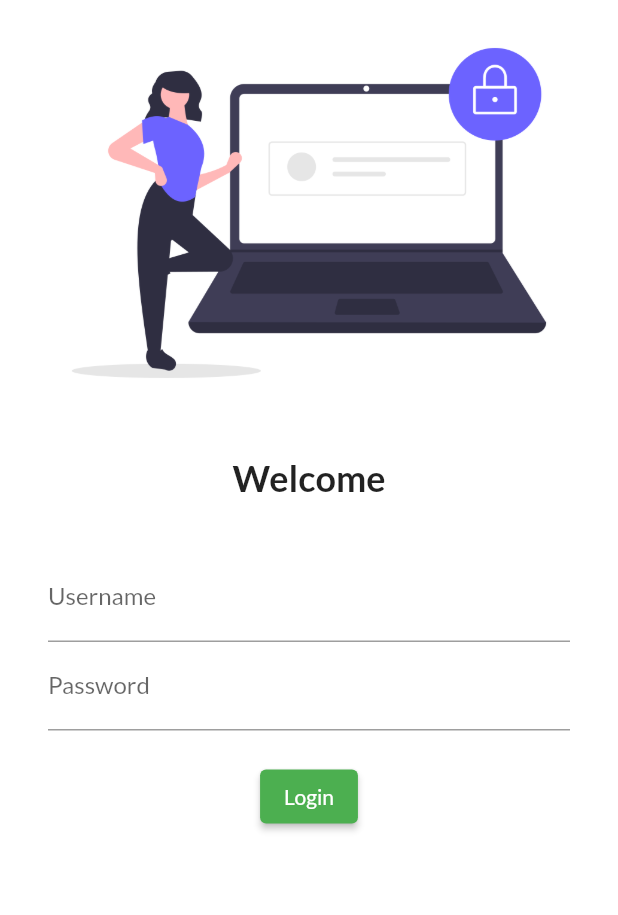
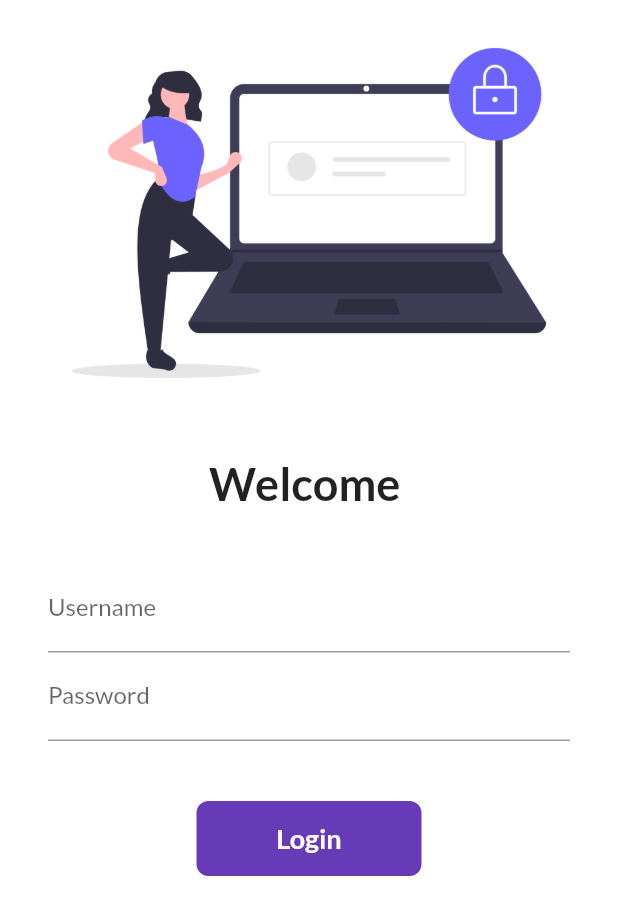
Before and after one commit to gaurav7891/flutter_practise, a Flutter app: the screen it shows after launch, on a phone screen of 412 x 824 dp. Shown: the top 915 px of the screen. Run offline on Flutter 3.47's test engine with Material 2 defaults, Android fonts, the light colour scheme and no system bars; our stand-ins replace google_fonts.

Commit message:
day 6 completed

```diff
--- a/lib/main.dart
+++ b/lib/main.dart
@@ -1,4 +1,5 @@
 import 'package:day_1/pages/login_page.dart';
+import 'package:day_1/utils/routes.dart';
 import 'package:flutter/material.dart';
 import 'pages/home_page.dart';
 import 'pages/login_page.dart';
@@ -25,8 +26,8 @@
       initialRoute: "/login",
       routes: {
         "/": (context) => LoginPage(),
-        "/home": (context) => HomePage(),
-        "/login": (context) => LoginPage(),
+        MyRoutes.homeRoute: (context) => HomePage(),
+        MyRoutes.loginRoute: (context) => LoginPage(),
       },
     );
   }
--- a/lib/pages/login_page.dart
+++ b/lib/pages/login_page.dart
@@ -1,12 +1,22 @@
+import 'package:day_1/utils/routes.dart';
 import 'package:flutter/material.dart';
 
-class LoginPage extends StatelessWidget {
+class LoginPage extends StatefulWidget {
   const LoginPage({Key? key}) : super(key: key);
+
+  @override
+  State<LoginPage> createState() => _LoginPageState();
+}
+
+class _LoginPageState extends State<LoginPage> {
+  String name = "";
+  bool changeButton = false;
 
   @override
   Widget build(BuildContext context) {
     return Material(
         color: Colors.white,
+        child: SingleChildScrollView(
           child: Column(
             children: [
               Image.asset(
@@ -16,21 +26,25 @@
               const SizedBox(
                 height: 20,
               ),
-            const Text(
-              "Welcome",
-              style: TextStyle(fontSize: 24, fontWeight: FontWeight.bold),
+              Text(
+                "Welcome $name",
+                style: TextStyle(fontSize: 30, fontWeight: FontWeight.bold),
               ),
               const SizedBox(
                 height: 20.0,
               ),
               Padding(
-              padding:
-                  const EdgeInsets.symmetric(vertical: 16.0, horizontal: 32.0),
+                padding: const EdgeInsets.symmetric(
+                    vertical: 16.0, horizontal: 32.0),
                 child: Column(
                   children: [
                     TextFormField(
                       decoration: const InputDecoration(
                           hintText: "Enter Username", labelText: "Username"),
+                      onChanged: (value) {
+                        name = value;
+                        setState(() {});
+                      },
                     ),
                     TextFormField(
                       obscureText: true,
@@ -38,17 +52,55 @@
                           hintText: "Enter Password", labelText: "Password"),
                     ),
                     const SizedBox(
-                    height: 20,
+                      height: 40,
                     ),
-                  ElevatedButton(
-                    onPressed: () {},
-                    child: Text("Login"),
-                    style: TextButton.styleFrom(),
+                    InkWell(
+                      onTap: () async {
+                        setState(() {
+                          changeButton = true;
+                        });
+                        await Future.delayed(Duration(seconds: 1));
+                        Navigator.pushNamed(context, MyRoutes.homeRoute);
+                      },
+                      child: AnimatedContainer(
+                          duration: const Duration(seconds: 1),
+                          width: changeButton ? 50 : 150,
+                          height: 50,
+                          alignment: Alignment.center,
+                          child: changeButton
+                              ? Icon(
+                                  Icons.done,
+                                  color: Colors.white,
                                 )
+                              : const Text(
+                                  "Login",
+                                  style: TextStyle(
+                                      fontSize: 18,
+                                      color: Colors.white,
+                                      fontWeight: FontWeight.bold),
+                                ),
+                          decoration: BoxDecoration(
+                              color: Colors.deepPurple,
+                              // shape: changeButton
+                              //     ? BoxShape.circle
+                              //     : BoxShape.rectangle,
+                              borderRadius: BorderRadius.circular(
+                                  changeButton ? 50 : 8))),
+                    ),
+
+                    // ElevatedButton(
+                    //   onPressed: () {
+                    //     Navigator.pushNamed(context, MyRoutes.homeRoute);
+                    //   },
+                    //   child: const Text("Login"),
+                    //   style: TextButton.styleFrom(
+                    //       minimumSize: const Size(150, 40)),
+                    // )
                   ],
                 ),
               )
             ],
+          ),
         ));
   }
 }
--- /dev/null
+++ b/lib/utils/routes.dart
@@ -0,0 +1,5 @@
+class MyRoutes {
+  static String loginRoute = "/login";
+  static String homeRoute = "/home";
+
+}
```
Also changed, not shown: 1 other file. Lines whose indentation alone changed are shown as unchanged.
